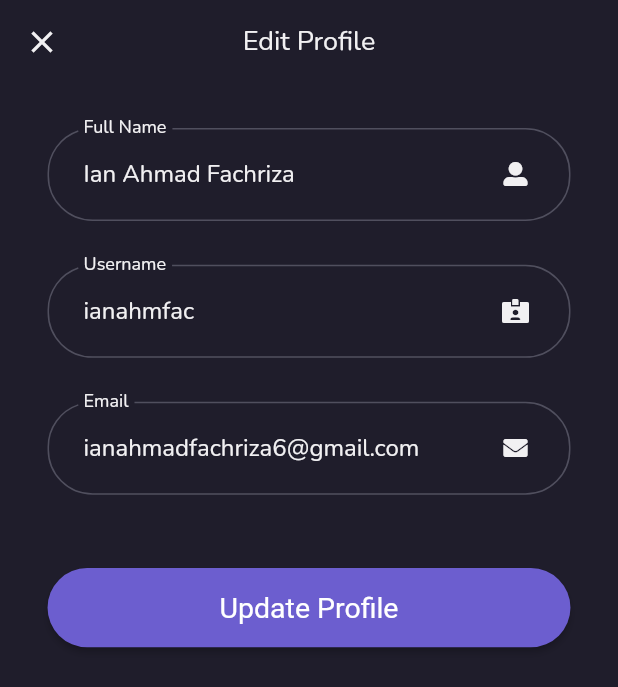
After one commit to ianahmfac/iShoes, a Flutter app: the EditProfilePage screen opened by its route, on a phone screen of 412 x 824 dp. The commit adds this screen. Shown: the top 687 px of the screen. Run offline on Flutter 3.47's test engine with Material 2 defaults, Android fonts, the light colour scheme and no system bars; our stand-ins replace auto_route, bubble, font_awesome_flutter, google_fonts.

Commit message:
Adding UI for edit profile

```diff
--- a/lib/config/routes/app_router.dart
+++ b/lib/config/routes/app_router.dart
@@ -1,4 +1,5 @@
 import 'package:auto_route/annotations.dart';
+import 'package:ishoes/features/profile/pages/edit_profile_page.dart';
 import '../../features/chat/pages/chat_page.dart';
 import '../../features/auth/pages/sign_up_page.dart';
 import '../../features/navigation/navigation_page.dart';
@@ -11,6 +12,10 @@ import '../../features/auth/pages/sign_in_page.dart';
     AutoRoute(page: SignUpPage),
     AutoRoute(page: NavigationPage),
     AutoRoute(page: ChatPage),
+    AutoRoute(
+      page: EditProfilePage,
+      fullscreenDialog: true,
+    ),
   ],
 )
 class $AppRouter {}
--- a/lib/features/auth/widgets/suffix_form_icon.dart
+++ b/lib/core/widgets/suffix_form_icon.dart
@@ -1,7 +1,7 @@
 import 'package:flutter/material.dart';
 
-import '../../../config/themes/size_config.dart';
-import '../../../core/constants/theme_constant.dart';
+import '../../config/themes/size_config.dart';
+import '../constants/theme_constant.dart';
 
 class SuffixFormIcon extends StatelessWidget {
   const SuffixFormIcon({
--- a/lib/features/auth/pages/sign_in_page.dart
+++ b/lib/features/auth/pages/sign_in_page.dart
@@ -7,8 +7,8 @@ import '../../../config/themes/size_config.dart';
 import '../../../core/constants/theme_constant.dart';
 import '../../../core/widgets/custom_button.dart';
 import '../../../core/widgets/custom_outlined_button.dart';
+import '../../../core/widgets/suffix_form_icon.dart';
 import '../widgets/header_text.dart';
-import '../widgets/suffix_form_icon.dart';
 
 class SignInPage extends StatefulWidget {
   const SignInPage({Key? key}) : super(key: key);
--- a/lib/features/auth/pages/sign_up_page.dart
+++ b/lib/features/auth/pages/sign_up_page.dart
@@ -6,8 +6,8 @@ import '../../../config/routes/app_router.gr.dart';
 import '../../../config/themes/size_config.dart';
 import '../../../core/constants/theme_constant.dart';
 import '../../../core/widgets/custom_button.dart';
+import '../../../core/widgets/suffix_form_icon.dart';
 import '../widgets/header_text.dart';
-import '../widgets/suffix_form_icon.dart';
 
 class SignUpPage extends StatefulWidget {
   const SignUpPage({Key? key}) : super(key: key);
--- /dev/null
+++ b/lib/features/profile/pages/edit_profile_page.dart
@@ -0,0 +1,96 @@
+import 'package:flutter/material.dart';
+import 'package:font_awesome_flutter/font_awesome_flutter.dart';
+
+import '../../../config/themes/size_config.dart';
+import '../../../core/constants/theme_constant.dart';
+import '../../../core/widgets/custom_button.dart';
+import '../../../core/widgets/suffix_form_icon.dart';
+
+class EditProfilePage extends StatefulWidget {
+  const EditProfilePage({Key? key}) : super(key: key);
+
+  @override
+  _EditProfilePageState createState() => _EditProfilePageState();
+}
+
+class _EditProfilePageState extends State<EditProfilePage> {
+  final _formKey = GlobalKey<FormState>();
+
+  @override
+  Widget build(BuildContext context) {
+    return Scaffold(
+      appBar: AppBar(
+        title: Text('Edit Profile'),
+      ),
+      body: SingleChildScrollView(child: _contentBody()),
+    );
+  }
+
+  Widget _contentBody() {
+    return Form(
+      key: _formKey,
+      child: Padding(
+        padding: EdgeInsets.symmetric(
+          vertical: getProportionateScreenHeight(kDefaultMargin),
+          horizontal: getProportionateScreenWidth(kDefaultMargin),
+        ),
+        child: Column(
+          children: [
+            _fullNameForm(),
+            SizedBox(height: getProportionateScreenHeight(kDefaultMargin)),
+            _usernameForm(),
+            SizedBox(height: getProportionateScreenHeight(kDefaultMargin)),
+            _emailForm(),
+            SizedBox(height: getProportionateScreenHeight(50)),
+            CustomButton(
+              text: 'Update Profile',
+              onPressed: () {},
+              textSize: 18,
+            ),
+          ],
+        ),
+      ),
+    );
+  }
+
+  TextFormField _emailForm() {
+    return TextFormField(
+      initialValue: 'ianahmadfachriza6@gmail.com',
+      textInputAction: TextInputAction.next,
+      keyboardType: TextInputType.emailAddress,
+      style: kPrimaryTextStyle,
+      decoration: InputDecoration(
+        labelText: 'Email',
+        hintText: 'Enter Email',
+        suffixIcon: SuffixFormIcon(icon: FontAwesomeIcons.solidEnvelope),
+      ),
+    );
+  }
+
+  TextFormField _usernameForm() {
+    return TextFormField(
+      initialValue: 'ianahmfac',
+      textInputAction: TextInputAction.next,
+      style: kPrimaryTextStyle,
+      decoration: InputDecoration(
+        labelText: 'Username',
+        hintText: 'Enter Username',
+        suffixIcon: SuffixFormIcon(icon: FontAwesomeIcons.idCardAlt),
+      ),
+    );
+  }
+
+  TextFormField _fullNameForm() {
+    return TextFormField(
+      initialValue: 'Ian Ahmad Fachriza',
+      textCapitalization: TextCapitalization.words,
+      textInputAction: TextInputAction.next,
+      style: kPrimaryTextStyle,
+      decoration: InputDecoration(
+        labelText: 'Full Name',
+        hintText: 'Enter Full Name',
+        suffixIcon: SuffixFormIcon(icon: FontAwesomeIcons.userAlt),
+      ),
+    );
+  }
+}
--- a/lib/features/profile/pages/profile_page.dart
+++ b/lib/features/profile/pages/profile_page.dart
@@ -1,6 +1,8 @@
+import 'package:auto_route/auto_route.dart';
 import 'package:flutter/material.dart';
 import 'package:font_awesome_flutter/font_awesome_flutter.dart';
 
+import '../../../config/routes/app_router.gr.dart';
 import '../../../core/widgets/title_section.dart';
 import '../widgets/menu_tile.dart';
 import '../widgets/profile_header.dart';
@@ -8,17 +10,21 @@ import '../widgets/profile_header.dart';
 class ProfilePage extends StatelessWidget {
   const ProfilePage({Key? key}) : super(key: key);
 
+  void _goToEditProfile(BuildContext context) {
+    AutoRouter.of(context).push(EditProfilePageRoute());
+  }
+
   @override
   Widget build(BuildContext context) {
     return Scaffold(
       appBar: AppBar(
         title: Text('Your Profile'),
       ),
-      body: SingleChildScrollView(child: _contentBody()),
+      body: SingleChildScrollView(child: _contentBody(context)),
     );
   }
 
-  Widget _contentBody() {
+  Widget _contentBody(BuildContext context) {
     return Column(
       children: [
         ProfileHeader(),
@@ -26,7 +32,7 @@ class ProfilePage extends StatelessWidget {
         MenuTile(
           icon: FontAwesomeIcons.userEdit,
           title: 'Edit Profile',
-          onPressed: () {},
+          onPressed: () => _goToEditProfile(context),
         ),
         MenuTile(
           icon: FontAwesomeIcons.history,
```
Also changed, not shown: lib/config/routes/app_router.gr.dart.
